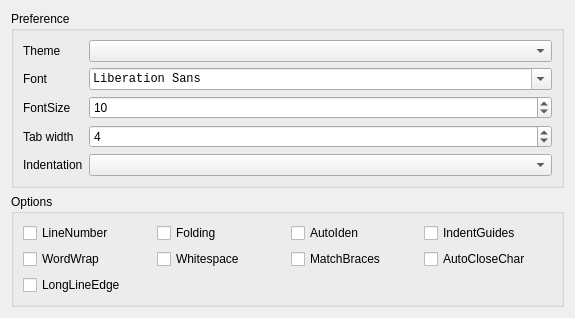
This is src/settings/qeditconfig.ui in Wing-summer/WingHexExplorer2 as Qt 5 draws it before an edit. The edited form follows.
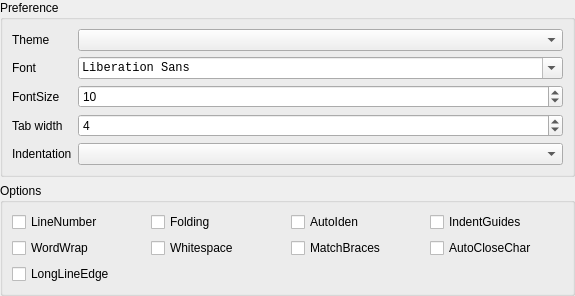
This is the edited form.

Patch:
```diff
--- a/src/settings/qeditconfig.ui
+++ b/src/settings/qeditconfig.ui
@@ -14,6 +14,18 @@
    <property name="sizeConstraint">
     <enum>QLayout::SizeConstraint::SetMinAndMaxSize</enum>
    </property>
+   <property name="leftMargin">
+    <number>0</number>
+   </property>
+   <property name="topMargin">
+    <number>0</number>
+   </property>
+   <property name="rightMargin">
+    <number>0</number>
+   </property>
+   <property name="bottomMargin">
+    <number>0</number>
+   </property>
    <item>
     <widget class="QGroupBox" name="groupBox">
      <property name="sizePolicy">
```
